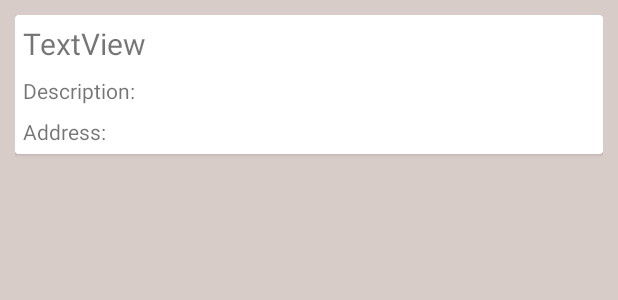
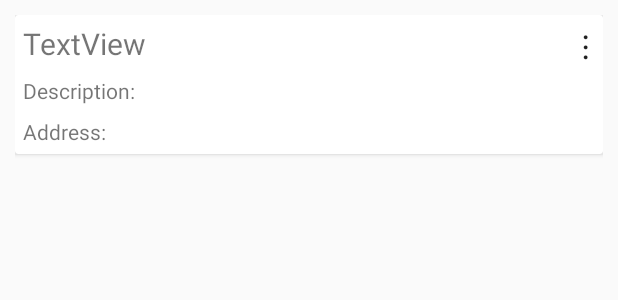
Before and after one commit to romilparh/Locus---Location-Based-POI-Finder, an Android app: the layout rv_reminder_template.xml on its own in the app's theme, with its tools: preview values and no code run, on a phone screen of 412 x 824 dp. Shown: the top 300 px of the screen. Run offline under Robolectric (Android 15) with nearby library versions, the phone set to English and light mode, and no system bars.

Commit message:
Added delete functionality to Reminders

```diff
--- a/app/src/main/res/layout/rv_reminder_template.xml
+++ b/app/src/main/res/layout/rv_reminder_template.xml
@@ -3,15 +3,15 @@
     android:layout_width="match_parent"
     android:layout_height="match_parent"
     android:orientation="vertical"
-    android:padding="10dp"
-    android:background="#d7ccc8">
+    android:padding="10dp">
 
     <android.support.v7.widget.CardView
+        android:id="@+id/cv_reminder"
         android:layout_width="match_parent"
         android:layout_height="wrap_content"
         android:padding="10dp"
         cardBackgroundColor="@android:color/white"
-        cardElevation="2dp"
+        cardElevation="4dp"
         cardUseCompatPadding="true"
         android:foreground="?android:attr/selectableItemBackground"
         >
@@ -60,6 +60,17 @@
                 android:layout_below="@id/desc_title_tv"
                 android:layout_toRightOf="@id/address_title_tv" />
 
+            <TextView
+                android:id="@+id/buttonViewOptions"
+                android:layout_width="wrap_content"
+                android:layout_height="wrap_content"
+                android:layout_alignParentRight="true"
+                android:layout_alignParentTop="true"
+                android:layout_marginRight="4dp"
+                android:paddingLeft="@dimen/activity_horizontal_margin"
+                android:text="&#8942;"
+                android:textAppearance="?android:textAppearanceLarge" />
+
         </RelativeLayout>
 
     </android.support.v7.widget.CardView>
--- /dev/null
+++ b/app/src/main/res/menu/reminder_rv_menu.xml
@@ -0,0 +1,6 @@
+<?xml version="1.0" encoding="utf-8"?>
+<menu xmlns:android="http://schemas.android.com/apk/res/android">
+    <item
+        android:id="@+id/menu_delete_option"
+        android:title="@string/delete_menu_text" />
+</menu>
--- a/app/src/main/res/values/strings.xml
+++ b/app/src/main/res/values/strings.xml
@@ -44,4 +44,5 @@
     <string name="description_error">Description cannot be empty.</string>
     <string name="task_desc_title">Description: </string>
     <string name="address_text_title">Address:</string>
+    <string name="delete_menu_text">Delete</string>
 </resources>
```
Also changed, not shown: app/src/main/java/xyz/gautamhans/locus/db/DBHelper.java (+25 -15 lines), app/src/main/java/xyz/gautamhans/locus/db/DatabaseModel.java (+10 -2 lines), app/src/main/java/xyz/gautamhans/locus/db/RemindersContract.java (added, +12 -0 lines), app/src/main/java/xyz/gautamhans/locus/ui/Reminders.java (+41 -2 lines), app/src/main/java/xyz/gautamhans/locus/ui/adapter/RVAdapter_Reminders.java (+56 -7 lines).
